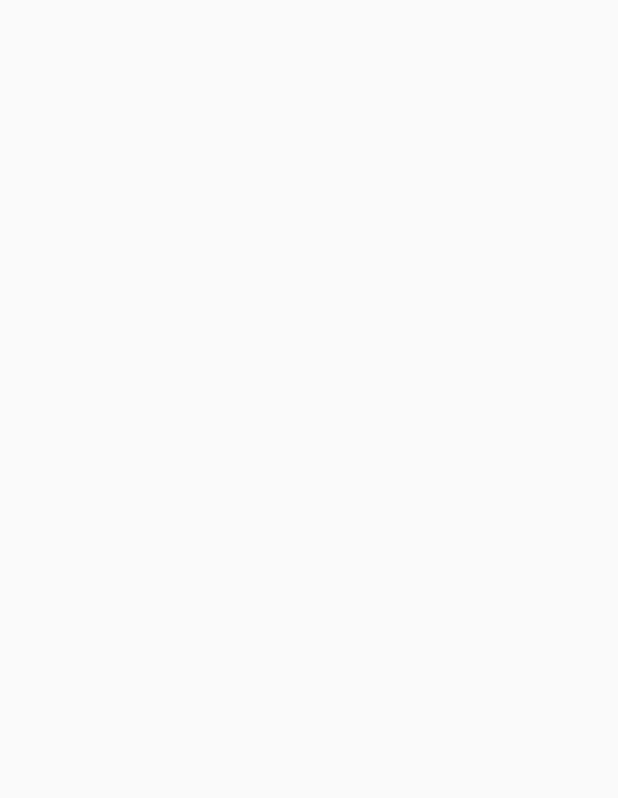
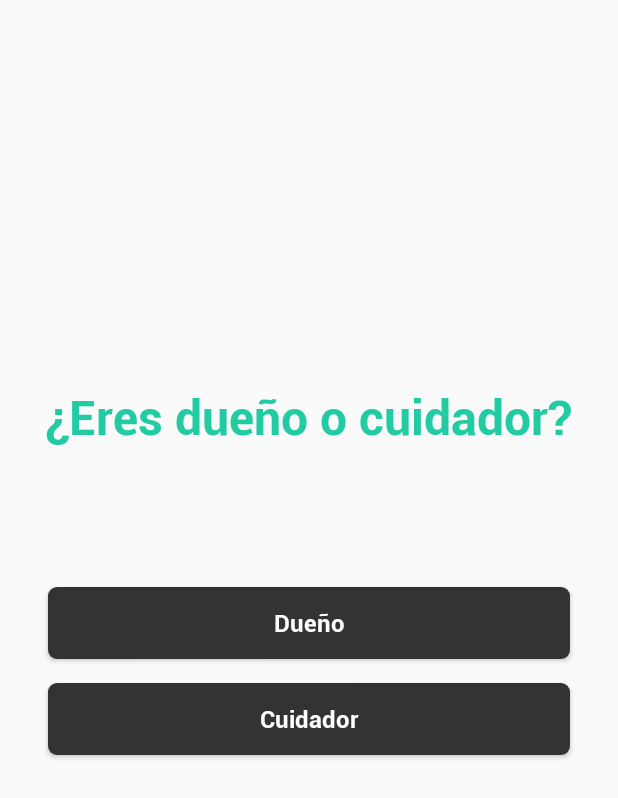
Before and after one commit to CarlosEduardoL/PetGarden, an Android app: the RoleRegisterActivity screen opened directly, with no data from a screen before it, on a phone screen of 412 x 824 dp. Before the commit the part shown is empty. Shown: the top 798 px of the screen. Run offline under Robolectric (Android 15) with nearby library versions, the phone set to English and light mode, and no system bars.

Commit message:
vista fragmento seleccionde role terminada

```diff
--- a/app/src/main/res/layout/activity_role_register.xml
+++ b/app/src/main/res/layout/activity_role_register.xml
@@ -1,9 +1,31 @@
 <?xml version="1.0" encoding="utf-8"?>
-<androidx.constraintlayout.widget.ConstraintLayout xmlns:android="http://schemas.android.com/apk/res/android"
-    xmlns:app="http://schemas.android.com/apk/res-auto"
+<LinearLayout xmlns:android="http://schemas.android.com/apk/res/android"
     xmlns:tools="http://schemas.android.com/tools"
     android:layout_width="match_parent"
     android:layout_height="match_parent"
-    tools:context=".ui.register.RoleRegisterActivity">
+    android:gravity="center"
+    android:orientation="vertical"
+    tools:context=".ui.register.NameRegisterFragment">
 
-</androidx.constraintlayout.widget.ConstraintLayout>
+    <TextView
+        style="@style/RegisterTitle"
+        android:layout_width="wrap_content"
+        android:layout_height="wrap_content"
+        android:text="@string/role_question"
+        android:textAlignment="center" />
+
+
+    <Button
+        style="@style/AppButton"
+        android:layout_marginTop="92dp"
+        android:layout_marginBottom="16dp"
+        android:text="@string/owner" />
+
+    <Button
+        style="@style/AppButton"
+        android:layout_marginBottom="64dp"
+        android:text="@string/pet_care" />
+
+
+
+</LinearLayout>
--- a/app/src/main/res/values/strings.xml
+++ b/app/src/main/res/values/strings.xml
@@ -18,4 +18,7 @@
     <string name="terms_of_services">Estoy de acuerdo con los Terminos de servicio y Politica de Privacidad.</string>
     <string name="email_question">¿Cuál es tu correo electrónico?</string>
     <string name="birth_question">¿Cuándo naciste?</string>
+    <string name="role_question">¿Eres dueño o cuidador?</string>
+    <string name="owner">Dueño</string>
+    <string name="pet_care">Cuidador</string>
 </resources>
```
